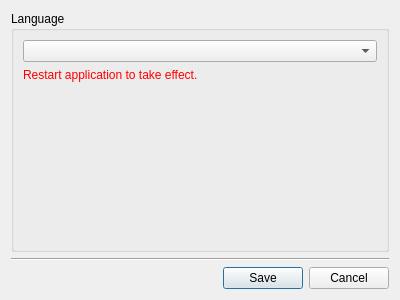
First picture: the form in woterm/qwosystemoptiondialog.ui, repository aoyiduo/woterm, before the edit.
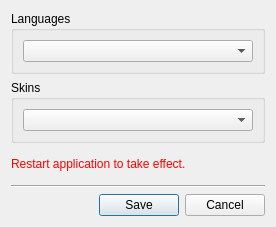
Second picture: the form after the edit.

Diff of the .ui file:
```diff
--- a/woterm/qwosystemoptiondialog.ui
+++ b/woterm/qwosystemoptiondialog.ui
@@ -6,8 +6,8 @@
    <rect>
     <x>0</x>
     <y>0</y>
-    <width>400</width>
-    <height>300</height>
+    <width>276</width>
+    <height>227</height>
    </rect>
   </property>
   <property name="windowTitle">
@@ -17,38 +17,37 @@
    <item>
     <widget class="QGroupBox" name="groupBox_4">
      <property name="title">
-      <string>Language</string>
+      <string>Languages</string>
      </property>
      <layout class="QVBoxLayout" name="verticalLayout_10">
       <item>
        <widget class="QComboBox" name="langChooser"/>
       </item>
+     </layout>
+    </widget>
+   </item>
+   <item>
+    <widget class="QGroupBox" name="groupBox_5">
+     <property name="title">
+      <string>Skins</string>
+     </property>
+     <layout class="QVBoxLayout" name="verticalLayout_11">
       <item>
-       <widget class="QLabel" name="label_3">
-        <property name="styleSheet">
-         <string notr="true">color: rgb(255, 0, 0);</string>
-        </property>
-        <property name="text">
-         <string>Restart application to take effect.</string>
-        </property>
-       </widget>
+       <widget class="QComboBox" name="skinChooser"/>
       </item>
-      <item>
-       <spacer name="verticalSpacer">
-        <property name="orientation">
-         <enum>Qt::Vertical</enum>
-        </property>
-        <property name="sizeHint" stdset="0">
-         <size>
-          <width>20</width>
-          <height>40</height>
-         </size>
-        </property>
-       </spacer>
-      </item>
      </layout>
     </widget>
    </item>
+   <item>
+    <widget class="QLabel" name="label_4">
+     <property name="styleSheet">
+      <string notr="true">color: rgb(255, 0, 0);</string>
+     </property>
+     <property name="text">
+      <string>Restart application to take effect.</string>
+     </property>
+    </widget>
+   </item>
    <item>
     <widget class="Line" name="line">
      <property name="orientation">
```
